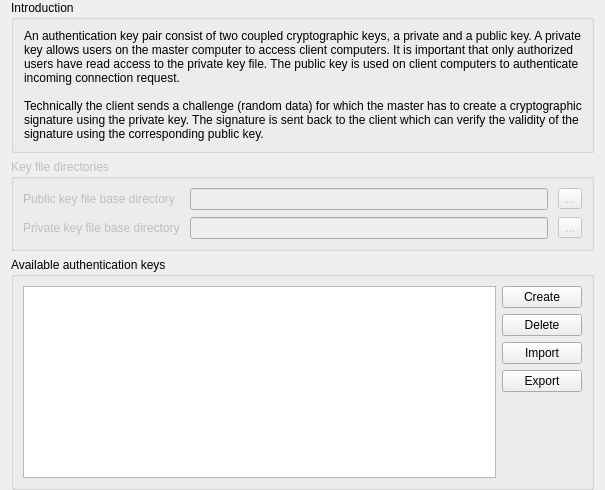
veyon/veyon, file plugins/authkeys/AuthKeysConfigurationPage.ui: the form before one commit.
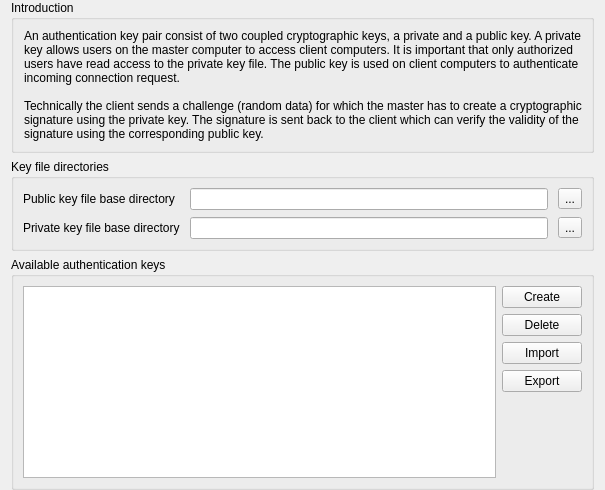
The form after the commit. Icons and pictures are not drawn.

Commit message: Plugins: AuthKeys: ConfigurationPage: do not disable groupbox

Diff of the .ui file:
```diff
--- a/plugins/authkeys/AuthKeysConfigurationPage.ui
+++ b/plugins/authkeys/AuthKeysConfigurationPage.ui
@@ -58,9 +58,6 @@
    </item>
    <item>
     <widget class="QGroupBox" name="keyManagement">
-     <property name="enabled">
-      <bool>false</bool>
-     </property>
      <property name="title">
       <string>Key file directories</string>
      </property>
```
